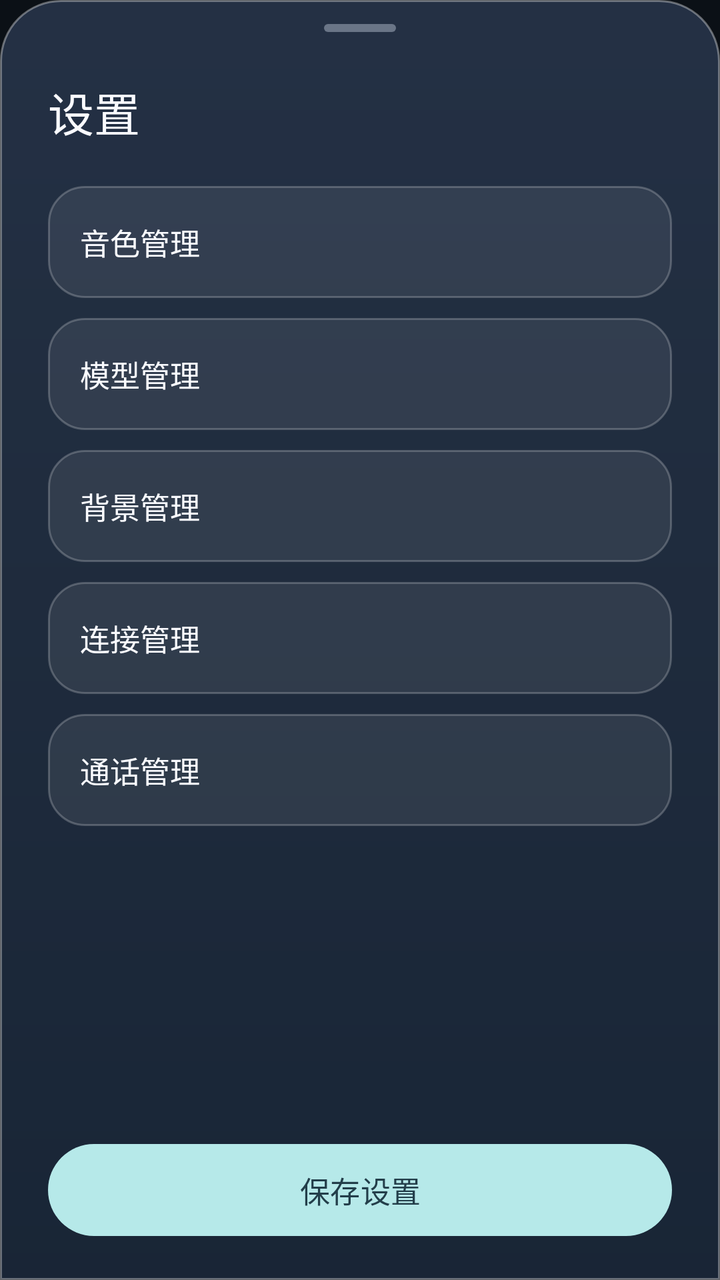
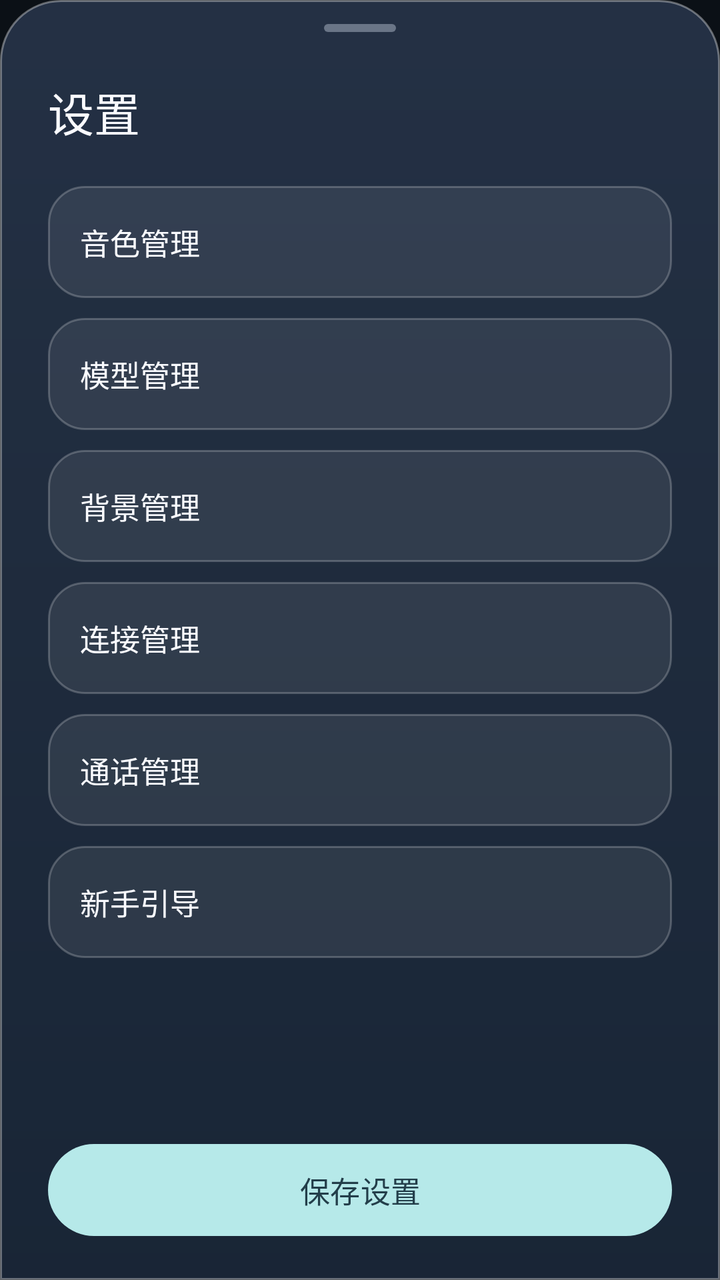

Before-and-after screenshots of an Android layout around one commit, followed by the original layout XML and the change that was made.
<!-- AndroidManifest.xml: application theme Theme.PRTS -->
<!-- res/layout/sheet_settings.xml -->
<?xml version="1.0" encoding="utf-8"?>
<LinearLayout xmlns:android="http://schemas.android.com/apk/res/android" xmlns:app="http://schemas.android.com/apk/res-auto"
    android:layout_width="match_parent" android:layout_height="wrap_content" android:orientation="vertical"
    android:background="@drawable/ui_sheet_surface">
    <LinearLayout android:layout_width="match_parent" android:layout_height="wrap_content" android:orientation="vertical"
        android:paddingHorizontal="24dp" android:paddingTop="12dp" android:paddingBottom="15dp">
        <View android:layout_width="36dp" android:layout_height="4dp" android:layout_gravity="center_horizontal"
            android:layout_marginBottom="18dp" android:background="@drawable/ui_sheet_handle"/>
        <LinearLayout android:layout_width="match_parent" android:layout_height="wrap_content"
            android:gravity="center_vertical" android:minHeight="44dp" android:orientation="horizontal">
            <TextView android:id="@+id/btnSettingsBack" android:layout_width="44dp" android:layout_height="44dp"
                android:layout_marginEnd="10dp" android:gravity="center" android:background="@drawable/ui_chip"
                android:text="‹" android:textColor="@color/ui_text" android:textSize="27sp"
                android:contentDescription="返回设置" android:clickable="true" android:focusable="true" android:visibility="gone"/>
            <TextView android:id="@+id/settingsPageTitle" android:layout_width="wrap_content" android:layout_height="wrap_content"
                android:accessibilityLiveRegion="polite" android:text="设置" android:textColor="@color/ui_text"
                android:textSize="23sp" android:fontFamily="sans-serif-medium"/>
        </LinearLayout>
    </LinearLayout>
    <ScrollView android:id="@+id/settingsScroll" android:layout_width="match_parent" android:layout_height="0dp"
        android:layout_weight="1" android:fillViewport="false" android:scrollbars="none">
        <LinearLayout android:layout_width="match_parent" android:layout_height="wrap_content" android:orientation="vertical"
            android:paddingHorizontal="24dp" android:paddingBottom="18dp">
            <LinearLayout android:id="@+id/settingsHomeSection" android:layout_width="match_parent"
                android:layout_height="wrap_content" android:orientation="vertical">
                <TextView android:id="@+id/btnSettingsVoice" android:layout_width="match_parent"
                    android:layout_height="56dp" android:gravity="center_vertical"
                    android:paddingHorizontal="16dp" android:background="@drawable/ui_chip" android:text="音色管理"
                    android:textColor="@color/ui_text" android:textSize="15sp" android:fontFamily="sans-serif-medium"
                    android:clickable="true" android:focusable="true"/>
                <TextView android:id="@+id/btnSettingsModel" android:layout_width="match_parent"
                    android:layout_height="56dp" android:layout_marginTop="10dp" android:gravity="center_vertical"
                    android:paddingHorizontal="16dp" android:background="@drawable/ui_chip" android:text="模型管理"
                    android:textColor="@color/ui_text" android:textSize="15sp" android:fontFamily="sans-serif-medium"
                    android:clickable="true" android:focusable="true"/>
                <TextView android:id="@+id/btnSettingsBackground" android:layout_width="match_parent"
                    android:layout_height="56dp" android:layout_marginTop="10dp" android:gravity="center_vertical"
                    android:paddingHorizontal="16dp" android:background="@drawable/ui_chip" android:text="背景管理"
                    android:textColor="@color/ui_text" android:textSize="15sp" android:fontFamily="sans-serif-medium"
                    android:clickable="true" android:focusable="true"/>
                <TextView android:id="@+id/btnSettingsConnection" android:layout_width="match_parent"
                    android:layout_height="56dp" android:layout_marginTop="10dp" android:gravity="center_vertical"
                    android:paddingHorizontal="16dp" android:background="@drawable/ui_chip" android:text="连接管理"
                    android:textColor="@color/ui_text" android:textSize="15sp" android:fontFamily="sans-serif-medium"
                    android:clickable="true" android:focusable="true"/>
                <TextView android:id="@+id/btnSettingsCall" android:layout_width="match_parent"
                    android:layout_height="56dp" android:layout_marginTop="10dp" android:gravity="center_vertical"
                    android:paddingHorizontal="16dp" android:background="@drawable/ui_chip" android:text="通话管理"
                    android:textColor="@color/ui_text" android:textSize="15sp" android:fontFamily="sans-serif-medium"
                    android:clickable="true" android:focusable="true"/>
            </LinearLayout>
            <LinearLayout android:id="@+id/settingsVoiceSection" android:layout_width="match_parent"
                android:layout_height="wrap_content" android:orientation="vertical" android:visibility="gone">
                <TextView android:layout_width="wrap_content" android:layout_height="wrap_content" android:text="回复语言"
                    android:textColor="@color/ui_text" android:textSize="15sp" android:fontFamily="sans-serif-medium"/>
                <RadioGroup android:id="@+id/groupReplyLanguage" android:layout_width="match_parent" android:layout_height="48dp"
                    android:layout_marginTop="8dp" android:orientation="horizontal">
                    <RadioButton android:id="@+id/replyChinese" android:layout_width="0dp" android:layout_height="match_parent"
                        android:layout_weight="1" android:text="中文" android:tag="zh" android:textColor="@color/ui_text" android:textSize="13sp"/>
                    <RadioButton android:id="@+id/replyJapanese" android:layout_width="0dp" android:layout_height="match_parent"
                        android:layout_weight="1" android:text="日文" android:tag="ja" android:textColor="@color/ui_text" android:textSize="13sp"/>
                    <RadioButton android:id="@+id/langEn" android:layout_width="0dp" android:layout_height="match_parent"
                        android:layout_weight="1" android:text="英文" android:tag="en" android:textColor="@color/ui_text" android:textSize="13sp"/>
                </RadioGroup>
                <View android:layout_width="match_parent" android:layout_height="1dp" android:layout_marginVertical="21dp" android:background="#22FFFFFF"/>
            </LinearLayout>
            <LinearLayout android:id="@+id/settingsModelSection" android:layout_width="match_parent"
                android:layout_height="wrap_content" android:orientation="vertical" android:visibility="gone">
                <LinearLayout android:layout_width="match_parent" android:layout_height="wrap_content" android:gravity="center_vertical">
                    <TextView android:layout_width="0dp" android:layout_weight="1" android:layout_height="wrap_content" android:text="通话角色"
                        android:textColor="@color/ui_text" android:textSize="15sp" android:fontFamily="sans-serif-medium"/>
                    <ImageButton android:id="@+id/btnAddChar" android:layout_width="38dp" android:layout_height="38dp"
                        android:padding="10dp" android:background="@drawable/ui_glass_button" android:src="@drawable/ui_ic_add"
                        android:contentDescription="导入角色模型"/>
                </LinearLayout>
                <HorizontalScrollView android:layout_width="match_parent" android:layout_height="wrap_content" android:layout_marginTop="10dp" android:scrollbars="none">
                    <LinearLayout android:id="@+id/charStrip" android:layout_width="wrap_content" android:layout_height="wrap_content" android:orientation="horizontal"/>
                </HorizontalScrollView>
                <TextView android:id="@+id/btnAdjustCharacter" android:layout_width="match_parent" android:layout_height="46dp"
                    android:layout_marginTop="9dp" android:gravity="center_vertical" android:paddingHorizontal="14dp"
                    android:background="@drawable/ui_chip" android:text="角色大小与位置" android:textColor="@color/ui_text_secondary"
                    android:textSize="12sp" android:clickable="true" android:focusable="true"/>
            </LinearLayout>
            <LinearLayout android:id="@+id/settingsBackgroundSection" android:layout_width="match_parent"
                android:layout_height="wrap_content" android:orientation="vertical" android:visibility="gone">
                <LinearLayout android:layout_width="match_parent" android:layout_height="wrap_content"
                    android:gravity="center_vertical">
                    <TextView android:layout_width="0dp" android:layout_weight="1" android:layout_height="wrap_content" android:text="背景"
                        android:textColor="@color/ui_text" android:textSize="15sp" android:fontFamily="sans-serif-medium"/>
                    <ImageButton android:id="@+id/btnAddBg" android:layout_width="38dp" android:layout_height="38dp"
                        android:padding="10dp" android:background="@drawable/ui_glass_button" android:src="@drawable/ui_ic_add"
                        android:contentDescription="导入背景图片或视频"/>
                </LinearLayout>
                <HorizontalScrollView android:layout_width="match_parent" android:layout_height="88dp" android:layout_marginTop="10dp" android:scrollbars="none">
                    <LinearLayout android:id="@+id/bgStrip" android:layout_width="wrap_content" android:layout_height="match_parent" android:orientation="horizontal"/>
                </HorizontalScrollView>
                <TextView android:id="@+id/btnAdjustBg" android:layout_width="match_parent" android:layout_height="46dp"
                    android:layout_marginTop="9dp" android:gravity="center_vertical" android:paddingHorizontal="14dp"
                    android:background="@drawable/ui_chip" android:text="背景大小与位置" android:textColor="@color/ui_text_secondary"
                    android:textSize="12sp" android:clickable="true" android:focusable="true"/>
            </LinearLayout>
            <LinearLayout android:id="@+id/settingsConnectionSection" android:layout_width="match_parent"
                android:layout_height="wrap_content" android:orientation="vertical" android:visibility="gone">
                <TextView android:layout_width="wrap_content" android:layout_height="wrap_content" android:text="连接方式"
                    android:textColor="@color/ui_text" android:textSize="15sp" android:fontFamily="sans-serif-medium"/>
                <RadioGroup android:id="@+id/groupConnectionMode" android:layout_width="match_parent" android:layout_height="56dp"
                    android:layout_marginTop="11dp" android:orientation="horizontal"/>
                <TextView android:id="@+id/connectionModeHint" android:layout_width="match_parent" android:layout_height="wrap_content"
                    android:layout_marginTop="10dp" android:textColor="@color/ui_text" android:textSize="14sp" android:visibility="gone"/>
                <TextView android:id="@+id/connectionUrlLabel" android:layout_width="wrap_content" android:layout_height="wrap_content"
                    android:layout_marginTop="18dp" android:text="服务网址" android:textColor="@color/ui_text_secondary" android:textSize="12sp"/>
                <EditText android:id="@+id/editConnectionUrl" android:layout_width="match_parent" android:layout_height="50dp"
                    android:layout_marginTop="8dp" android:background="@drawable/ui_input_surface" android:paddingHorizontal="14dp"
                    android:inputType="textUri" android:singleLine="true" android:imeOptions="actionNext"
                    android:textColor="@color/ui_text" android:textColorHint="@color/ui_text_muted" android:textSize="12sp"
                    android:importantForAutofill="no"/>
                <LinearLayout android:id="@+id/apiKeyRow" android:layout_width="match_parent" android:layout_height="wrap_content"
                    android:orientation="vertical" android:layout_marginTop="14dp">
                    <LinearLayout android:layout_width="match_parent" android:layout_height="wrap_content" android:gravity="center_vertical">
                        <TextView android:layout_width="0dp" android:layout_height="wrap_content" android:layout_weight="1"
                            android:text="API Key" android:textColor="@color/ui_text_secondary" android:textSize="12sp"/>
                        <TextView android:id="@+id/btnClearApiKey" android:layout_width="wrap_content" android:layout_height="36dp"
                            android:gravity="center" android:paddingHorizontal="5dp" android:text="清除" android:textSize="11sp"
                            android:textColor="@color/ui_accent" android:clickable="true" android:focusable="true"/>
                    </LinearLayout>
                    <EditText android:id="@+id/editApiKey" android:layout_width="match_parent" android:layout_height="50dp"
                        android:background="@drawable/ui_input_surface" android:paddingHorizontal="14dp" android:inputType="textPassword"
                        android:singleLine="true" android:imeOptions="actionDone" android:saveEnabled="false"
                        android:importantForAutofill="no" android:textColor="@color/ui_text" android:textColorHint="@color/ui_text_muted"
                        android:hint="API Key" android:textSize="12sp"/>
                </LinearLayout>
                <LinearLayout android:id="@+id/callRelayFields" android:layout_width="match_parent"
                    android:layout_height="wrap_content" android:layout_marginTop="14dp"
                    android:orientation="vertical" android:visibility="gone">
                    <EditText android:id="@+id/editCallRelayUrl" android:layout_width="match_parent"
                        android:layout_height="50dp" android:background="@drawable/ui_input_surface"
                        android:paddingHorizontal="14dp" android:inputType="textUri" android:singleLine="true"
                        android:hint="通话中继地址" android:textColor="@color/ui_text"
                        android:textColorHint="@color/ui_text_muted" android:textSize="12sp"
                        android:importantForAutofill="no"/>
                    <EditText android:id="@+id/editCallRelayKey" android:layout_width="match_parent"
                        android:layout_height="50dp" android:layout_marginTop="8dp" android:background="@drawable/ui_input_surface"
                        android:paddingHorizontal="14dp" android:inputType="textPassword" android:singleLine="true"
                        android:hint="通话中继 Key（选填）" android:textColor="@color/ui_text"
                        android:textColorHint="@color/ui_text_muted" android:textSize="12sp"
                        android:saveEnabled="false" android:importantForAutofill="no"/>
                </LinearLayout>
                <LinearLayout android:id="@+id/pairingRow" android:layout_width="match_parent" android:layout_height="wrap_content"
                    android:orientation="vertical" android:layout_marginTop="14dp" android:padding="15dp" android:background="@drawable/ui_glass_panel">
                    <TextView android:layout_width="wrap_content" android:layout_height="wrap_content" android:text="手机连接码"
                        android:textColor="@color/ui_text_secondary" android:textSize="12sp"/>
                    <TextView android:id="@+id/pairingCode" android:layout_width="match_parent" android:layout_height="wrap_content"
                        android:layout_marginTop="10dp" android:text="— — — — — —" android:textColor="@color/ui_text"
                        android:textSize="25sp" android:letterSpacing="0.12" android:fontFamily="monospace"
                        android:textIsSelectable="true" android:contentDescription="本机配对码"/>
                    <TextView android:id="@+id/pairingStatus" android:layout_width="match_parent" android:layout_height="wrap_content"
                        android:layout_marginTop="8dp" android:textColor="@color/ui_text" android:textSize="14sp"
                        android:visibility="gone"/>
                    <com.google.android.material.button.MaterialButton android:id="@+id/btnGeneratePairingCode" style="@style/PRTS.Button"
                        android:layout_width="match_parent" android:layout_height="46dp" android:layout_marginTop="12dp"
                        android:text="生成连接码" android:textSize="13sp" android:textColor="@color/ui_accent_ink"
                        app:backgroundTint="@color/ui_accent" app:cornerRadius="23dp"/>
                </LinearLayout>
            </LinearLayout>
            <LinearLayout android:id="@+id/settingsCallSection" android:layout_width="match_parent"
                android:layout_height="wrap_content" android:orientation="vertical" android:visibility="gone">
                <androidx.appcompat.widget.SwitchCompat android:id="@+id/proactiveSpeechSwitch"
                    android:layout_width="match_parent" android:layout_height="48dp" android:text="主动开口"
                    android:textColor="@color/ui_text" android:textSize="15sp"/>
                <TextView android:layout_width="wrap_content" android:layout_height="wrap_content"
                    android:layout_marginTop="18dp" android:labelFor="@+id/editProactiveWaitSeconds"
                    android:text="静默等待（秒）" android:textColor="@color/ui_text" android:textSize="15sp"/>
                <EditText android:id="@id/editProactiveWaitSeconds" android:layout_width="match_parent"
                    android:layout_height="50dp" android:layout_marginTop="8dp" android:background="@drawable/ui_input_surface"
                    android:paddingHorizontal="14dp" android:inputType="number" android:singleLine="true"
                    android:maxLength="3" android:imeOptions="actionDone" android:importantForAutofill="no"
                    android:textColor="@color/ui_text" android:textSize="16sp"/>
            </LinearLayout>
        </LinearLayout>
    </ScrollView>
    <LinearLayout android:layout_width="match_parent" android:layout_height="wrap_content" android:orientation="vertical"
        android:paddingHorizontal="24dp" android:paddingTop="10dp" android:paddingBottom="18dp">
        <TextView android:id="@+id/settingsError" android:layout_width="match_parent" android:layout_height="wrap_content"
            android:layout_marginBottom="8dp" android:textColor="@color/ui_danger" android:textSize="12sp" android:visibility="gone"/>
        <com.google.android.material.button.MaterialButton android:id="@+id/btnSaveSettings" style="@style/PRTS.Button"
            android:layout_width="match_parent" android:layout_height="54dp" android:text="保存设置" android:textSize="15sp"
            android:textColor="@color/ui_accent_ink" app:backgroundTint="@color/ui_accent" app:cornerRadius="28dp"/>
    </LinearLayout>
</LinearLayout>
<!-- resources referenced by this layout -->
<resources>
  <color name="ui_accent">#B6E9E9</color>
  <color name="ui_accent_ink">#233E4A</color>
  <color name="ui_danger">#F38B9F</color>
  <color name="ui_text">#FAFBFF</color>
  <color name="ui_text_muted">#9DACC2</color>
  <color name="ui_text_secondary">#CAD5E5</color>
  <!-- drawable ui_chip (drawable) -->
  <?xml version="1.0" encoding="utf-8"?>
  <shape xmlns:android="http://schemas.android.com/apk/res/android">
      <solid android:color="#14FFFFFF"/><stroke android:width="1dp" android:color="#38FFFFFF"/>
      <corners android:radius="18dp"/>
  </shape>
  <!-- drawable ui_glass_button (drawable) -->
  <?xml version="1.0" encoding="utf-8"?>
  <ripple xmlns:android="http://schemas.android.com/apk/res/android" android:color="#40FFFFFF">
      <item><shape>
          <gradient android:angle="270" android:startColor="#68FFFFFF" android:endColor="#2EFFFFFF"/>
          <stroke android:width="1dp" android:color="#9AFFFFFF"/>
          <corners android:radius="36dp"/>
      </shape></item>
  </ripple>
  <!-- drawable ui_glass_panel (drawable) -->
  <?xml version="1.0" encoding="utf-8"?>
  <shape xmlns:android="http://schemas.android.com/apk/res/android">
      <gradient android:angle="270" android:startColor="#3CFFFFFF" android:endColor="#1CFFFFFF"/>
      <stroke android:width="1dp" android:color="#60FFFFFF"/>
      <corners android:radius="26dp"/>
  </shape>
  <!-- drawable ui_ic_add (drawable) -->
  <?xml version="1.0" encoding="utf-8"?>
  <vector xmlns:android="http://schemas.android.com/apk/res/android" android:width="24dp" android:height="24dp" android:viewportWidth="24" android:viewportHeight="24">
      <path android:fillColor="#00000000" android:strokeColor="#FFFFFFFF" android:strokeWidth="1.8" android:strokeLineCap="round" android:pathData="M12,5 L12,19 M5,12 L19,12"/>
  </vector>
  <!-- drawable ui_input_surface (drawable) -->
  <?xml version="1.0" encoding="utf-8"?>
  <shape xmlns:android="http://schemas.android.com/apk/res/android">
      <solid android:color="#1CFFFFFF"/><stroke android:width="1dp" android:color="#50FFFFFF"/>
      <corners android:radius="18dp"/>
  </shape>
  <!-- drawable ui_sheet_handle (drawable) -->
  <?xml version="1.0" encoding="utf-8"?>
  <shape xmlns:android="http://schemas.android.com/apk/res/android">
      <solid android:color="#65D3DFEE"/><corners android:radius="3dp"/>
  </shape>
  <!-- drawable ui_sheet_surface (drawable) -->
  <?xml version="1.0" encoding="utf-8"?>
  <shape xmlns:android="http://schemas.android.com/apk/res/android">
      <gradient android:angle="270" android:startColor="#F2253246" android:endColor="#FA182536"/>
      <stroke android:width="1dp" android:color="#5BFFFFFF"/>
      <corners android:topLeftRadius="30dp" android:topRightRadius="30dp"/>
  </shape>
  <style name="PRTS.Button" parent="Widget.Material3.Button">
          <item name="android:textColor">@color/bg_deep</item>
          <item name="backgroundTint">@color/accent</item>
          <item name="android:textAllCaps">false</item>
          <item name="cornerRadius">28dp</item>
      </style>
  <style name="Theme.PRTS" parent="Theme.Material3.Dark.NoActionBar">
          <item name="android:windowBackground">@color/bg_deep</item>
          <item name="colorPrimary">@color/accent</item>
          <item name="colorOnPrimary">@color/bg_deep</item>
          <item name="android:statusBarColor">@color/bg_deep</item>
          <item name="android:navigationBarColor">@color/bg_deep</item>
      </style>
  <color name="bg_deep">#0B1016</color>
  <color name="accent">#7FD8C4</color>
</resources>

<!-- the commit's change to res/layout/sheet_settings.xml (unified diff, before → after) -->
@@ -46,6 +46,11 @@
                 <TextView android:id="@+id/btnSettingsCall" android:layout_width="match_parent"
                     android:layout_height="56dp" android:layout_marginTop="10dp" android:gravity="center_vertical"
                     android:paddingHorizontal="16dp" android:background="@drawable/ui_chip" android:text="通话管理"
+                    android:textColor="@color/ui_text" android:textSize="15sp" android:fontFamily="sans-serif-medium"
+                    android:clickable="true" android:focusable="true"/>
+                <TextView android:id="@+id/btnSettingsGuide" android:layout_width="match_parent"
+                    android:layout_height="56dp" android:layout_marginTop="10dp" android:gravity="center_vertical"
+                    android:paddingHorizontal="16dp" android:background="@drawable/ui_chip" android:text="新手引导"
                     android:textColor="@color/ui_text" android:textSize="15sp" android:fontFamily="sans-serif-medium"
                     android:clickable="true" android:focusable="true"/>
             </LinearLayout>
